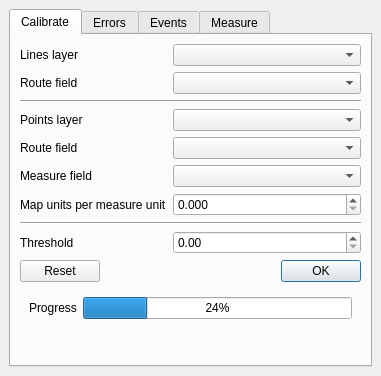
Old version of the form lrs/ui_lrsdockwidget.ui in the repository blazek/lrs.
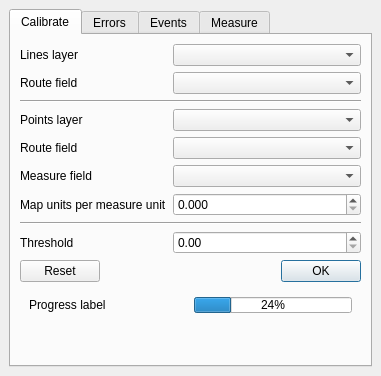
New version of the form.

Commit message: events/measure progress bar

The edit to the form file:
```diff
--- a/lrs/ui_lrsdockwidget.ui
+++ b/lrs/ui_lrsdockwidget.ui
@@ -174,18 +174,24 @@
            <item>
             <widget class="QLabel" name="genProgressLabel">
              <property name="sizePolicy">
-              <sizepolicy hsizetype="Maximum" vsizetype="Preferred">
+              <sizepolicy hsizetype="MinimumExpanding" vsizetype="Preferred">
                <horstretch>0</horstretch>
                <verstretch>0</verstretch>
               </sizepolicy>
              </property>
              <property name="text">
-              <string>Progress</string>
+              <string>Progress label</string>
              </property>
             </widget>
            </item>
            <item>
             <widget class="QProgressBar" name="genProgressBar">
+             <property name="sizePolicy">
+              <sizepolicy hsizetype="MinimumExpanding" vsizetype="Preferred">
+               <horstretch>0</horstretch>
+               <verstretch>0</verstretch>
+              </sizepolicy>
+             </property>
              <property name="value">
               <number>24</number>
              </property>
```
Left out of the diff: 15 changed lines with no effect on the pictures. The commit also changes 2 other files.
